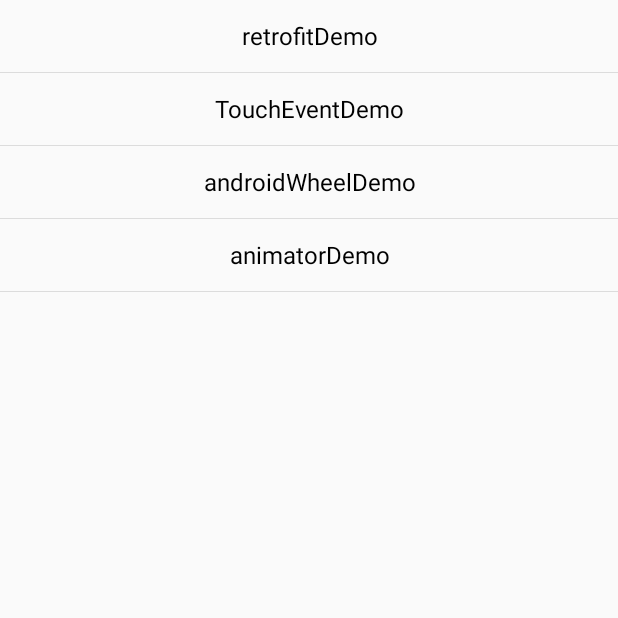
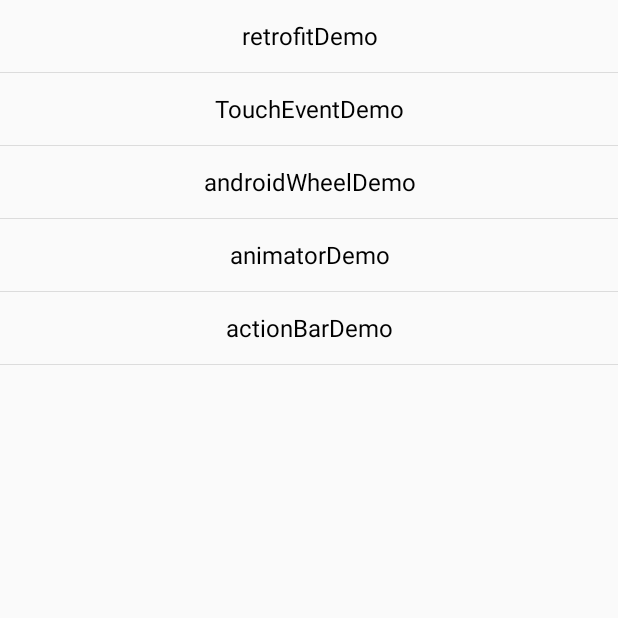
Before and after one commit to zhangxq/DemoCollection, an Android app: the screen it shows after launch (MainActivity), on a phone screen of 412 x 824 dp, the top half of it. Run offline under Robolectric (Android 15) with nearby library versions, the phone set to English and light mode, and no system bars; our stand-ins replace ButterKnife.

Commit message:
完成actionbarDemo

```diff
--- a/MyApplication/app/src/main/AndroidManifest.xml
+++ b/MyApplication/app/src/main/AndroidManifest.xml
@@ -11,8 +11,7 @@
         android:theme="@style/AppTheme">
         <activity
             android:name=".MainActivity"
-            android:label="@string/app_name"
-            android:theme="@style/AppTheme">
+            android:label="@string/app_name">
             <intent-filter>
                 <action android:name="android.intent.action.MAIN" />
 
@@ -24,6 +23,9 @@
         <activity android:name=".androidwheeldemo.AndroidWheelActivity" />
         <activity android:name=".retrofitdemo.RetrofitActivity" />
         <activity android:name=".animatordemo.AnimatorActivity" />
+        <activity
+            android:name=".actionbardemo.BarActivity"
+            android:theme="@style/AppTheme" />
     </application>
 
 </manifest>
--- a/MyApplication/app/src/main/java/com/zhangxq/democollection/MainActivity.java
+++ b/MyApplication/app/src/main/java/com/zhangxq/democollection/MainActivity.java
@@ -10,6 +10,7 @@ import android.widget.BaseAdapter;
 import android.widget.ListView;
 import android.widget.TextView;
 
+import com.zhangxq.democollection.actionbardemo.BarActivity;
 import com.zhangxq.democollection.androidwheeldemo.AndroidWheelActivity;
 import com.zhangxq.democollection.animatordemo.AnimatorActivity;
 import com.zhangxq.democollection.retrofitdemo.RetrofitActivity;
@@ -23,7 +24,7 @@ public class MainActivity extends Activity implements AdapterView.OnItemClickLis
     @Bind(R.id.listView)
     ListView listView;
 
-    String[] items = new String[]{"retrofitDemo", "TouchEventDemo", "androidWheelDemo", "animatorDemo"};
+    String[] items = new String[]{"retrofitDemo", "TouchEventDemo", "androidWheelDemo", "animatorDemo", "actionBarDemo"};
     private ListAdapter adapter;
 
     @Override
@@ -55,6 +56,11 @@ public class MainActivity extends Activity implements AdapterView.OnItemClickLis
             case 3:
                 Intent intent3 = new Intent(this, AnimatorActivity.class);
                 startActivity(intent3);
+                break;
+            case 4:
+                Intent intent4 = new Intent(this, BarActivity.class);
+                startActivity(intent4);
+                break;
             default:
                 break;
         }
--- /dev/null
+++ b/MyApplication/app/src/main/res/drawable/action_bar_bg.xml
@@ -0,0 +1,5 @@
+<?xml version="1.0" encoding="utf-8"?>
+<shape xmlns:android="http://schemas.android.com/apk/res/android"
+    android:shape="rectangle">
+    <solid android:color="#ff9d55b8" />
+</shape>
--- /dev/null
+++ b/MyApplication/app/src/main/res/values/colors.xml
@@ -0,0 +1,5 @@
+<?xml version="1.0" encoding="utf-8"?>
+<resources>
+    <color name="theme_color">#ff9d55b8</color>
+    <color name="title_color">#ffffffff</color>
+</resources>
--- a/MyApplication/app/src/main/res/values/styles.xml
+++ b/MyApplication/app/src/main/res/values/styles.xml
@@ -1,8 +1,41 @@
 <resources>
 
     <!-- Base application theme. -->
-    <style name="AppTheme" parent="Theme.AppCompat.Light.DarkActionBar">
-        <!-- Customize your theme here. -->
+    <style name="AppTheme" parent="@style/Theme.AppCompat.Light">
+        <item name="android:actionBarStyle">@style/MyActionBar</item>
+        <item name="android:actionBarSize">48dp</item>
+        <item name="android:actionBarTabTextStyle">@style/TabTextStyle</item>
+        <item name="android:actionMenuTextColor">@color/title_color</item>
+
+        <!-- Support library compatibility -->
+        <item name="actionBarStyle">@style/MyActionBar</item>
+        <item name="actionBarSize">48dp</item>
+        <item name="actionBarTabTextStyle">@style/TabTextStyle</item>
+        <item name="actionMenuTextColor">@color/title_color</item>
+    </style>
+
+    <!-- general styles for the action bar -->
+    <style name="MyActionBar" parent="@style/Widget.AppCompat.ActionBar">
+        <item name="android:titleTextStyle">@style/TitleTextStyle</item>
+        <item name="android:background">@drawable/action_bar_bg</item>
+        <item name="android:homeAsUpIndicator">@drawable/action_bar_back</item>
+        <item name="android:gravity">center</item>
+        <!-- Support library compatibility -->
+        <item name="titleTextStyle">@style/TitleTextStyle</item>
+        <item name="background">@drawable/action_bar_bg</item>
+        <item name="homeAsUpIndicator">@drawable/action_bar_back</item>
+    </style>
+
+    <!-- action bar title text -->
+    <style name="TitleTextStyle" parent="@style/TextAppearance.AppCompat.Widget.ActionBar.Title">
+        <item name="android:textColor">@color/title_color</item>
+        <item name="android:textSize">16dp</item>
+    </style>
+
+    <!-- action bar tab text -->
+    <style name="TabTextStyle" parent="@style/Widget.AppCompat.ActionBar.TabText">
+        <item name="android:textColor">@color/title_color</item>
+        <item name="android:textSize">16dp</item>
     </style>
 
 </resources>
```
Also changed, not shown: MyApplication/app/src/main/java/com/zhangxq/democollection/actionbardemo/BarActivity.java (added, +30 -0 lines), MyApplication/app/src/main/java/com/zhangxq/democollection/actionbardemo/BaseActivity.java (added, +18 -0 lines), MyApplication/app/src/main/res/layout/view_action_bar.xml (added, +36 -0 lines), MyApplication/app/src/main/res/drawable-xxhdpi/action_bar_back.png (added), MyApplication/app/src/main/res/mipmap-hdpi/action_bar_back.png (added), MyApplication/app/src/main/res/mipmap-mdpi/action_bar_back.png (added), MyApplication/app/src/main/res/mipmap-xhdpi/action_bar_back.png (added), MyApplication/app/src/main/res/mipmap-xxhdpi/action_bar_back.png (added), 1 other file.
